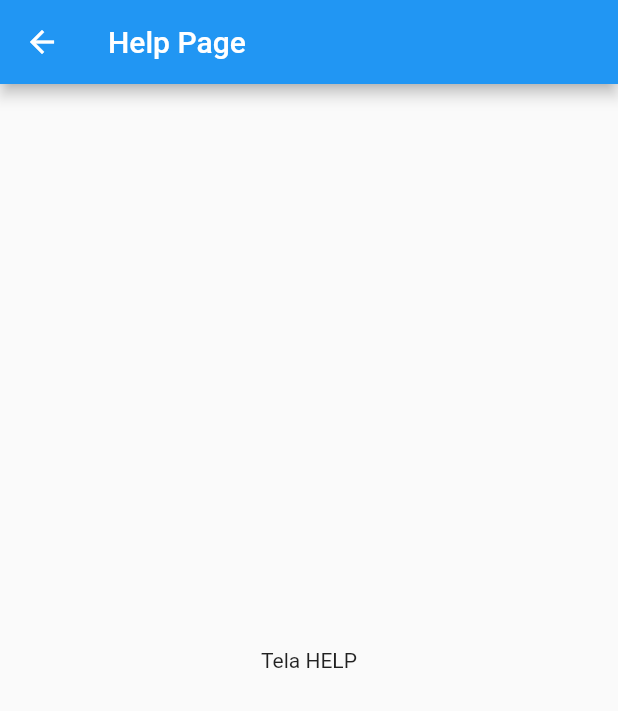
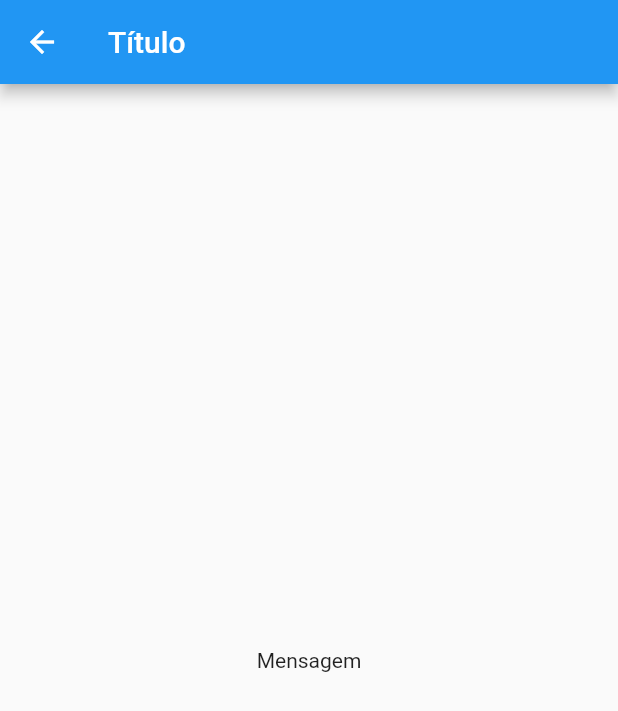
Before and after one commit to wenerson-venancio/flutter, a Flutter app: the screen it shows after launch, after a tap on "Ir para a tela help", on a phone screen of 412 x 824 dp. Shown: the top 711 px of the screen. Run offline on Flutter 3.47's test engine with Material 2 defaults, Android fonts, the phone set to English and light mode, and no system bars.

Commit message:
PassandoDadosEntreTela

```diff
--- a/development/criandotela/lib/src/help.dart
+++ b/development/criandotela/lib/src/help.dart
@@ -1,18 +1,29 @@
-// ignore_for_file: prefer_const_constructors
+// ignore_for_file: prefer_const_constructors, duplicate_ignore
 
 import 'package:flutter/material.dart';
+
+class ScreenArguments {
+  final String title;
+  final String message;
+
+  ScreenArguments(this.title, this.message);
+}
 
 class HelpPage extends StatelessWidget {
   const HelpPage({Key? key}) : super(key: key);
 
   @override
   Widget build(BuildContext context) {
+    final ScreenArguments args =
+        ModalRoute.of(context)!.settings.arguments as ScreenArguments;
+
     return Scaffold(
       appBar: AppBar(
-        title: const Text('Help Page'),
+        title: Text(args.title),
       ),
+      // ignore: prefer_const_constructors
       body: Center(
-        child: Text('Tela HELP'),
+        child: Text(args.message),
       ),
     );
   }
--- a/development/criandotela/lib/src/home.dart
+++ b/development/criandotela/lib/src/home.dart
@@ -1,4 +1,5 @@
 import 'package:flutter/material.dart';
+import './help.dart';
 
 class HomePage extends StatelessWidget {
   const HomePage({Key? key}) : super(key: key);
@@ -13,7 +14,8 @@ class HomePage extends StatelessWidget {
         child: ElevatedButton(
           child: const Text('Ir para a tela help'),
           onPressed: () {
-            Navigator.pushNamed(context, '/help');
+            Navigator.pushNamed(context, '/help',
+                arguments: ScreenArguments('Título', 'Mensagem'));
           },
         ),
       ),
```
